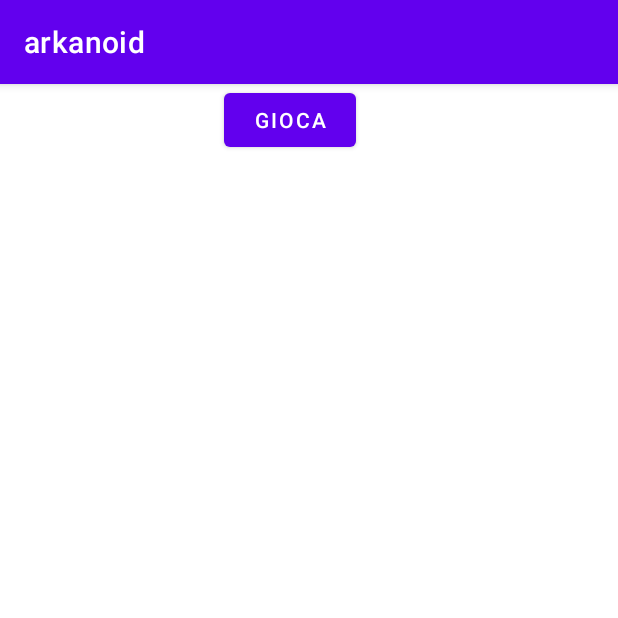
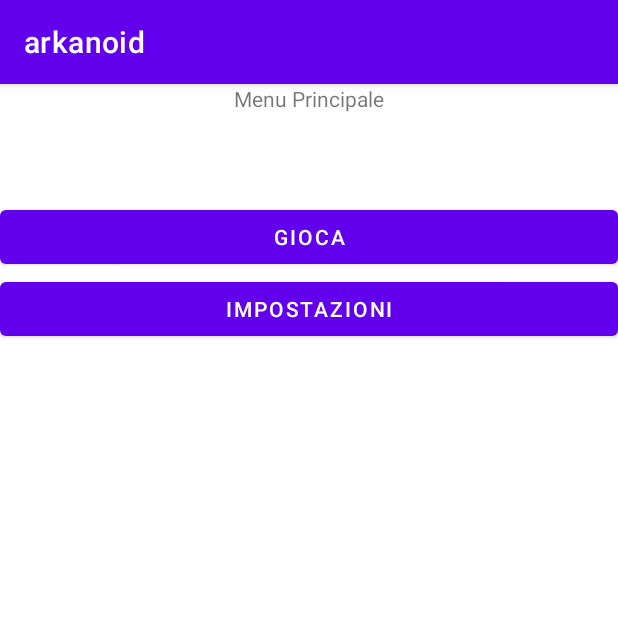
Before and after one commit to hAKIZOR/arkanoid, an Android app: the screen it shows after launch (MenuActivity), on a phone screen of 412 x 824 dp, the top half of it. Run offline under Robolectric (Android 15) with nearby library versions, the phone set to English and light mode, and no system bars.

Commit message:
- Fix collisione Paddle e palla; - Aggiunto supporto MULTILINGUA; - Fix doppio click su bottone; - Aggiunto "button_settings" da implementare;

```diff
--- a/app/src/main/java/com/example/arkanoid/Game.java
+++ b/app/src/main/java/com/example/arkanoid/Game.java
@@ -5,6 +5,7 @@ import android.hardware.Sensor;
 import android.hardware.SensorEvent;
 import android.hardware.SensorEventListener;
 import android.hardware.SensorManager;
+import android.util.Log;
 import android.view.MotionEvent;
 import android.view.View;
 import java.util.ArrayList;
@@ -99,8 +100,9 @@ public class Game extends View implements SensorEventListener, View.OnTouchListe
             ball.changeDirection("left");
         } else if (ball.getY() + ball.getySpeed() <= 150) {
             ball.changeDirection("up");
-        } else if (ball.getY() + ball.getySpeed() >= sizeY - 200) {
-            if(ball.getX() < paddle.getX() + 200 && ball.getX() > paddle.getX()){
+        } else if (ball.getY()+ 45 + ball.getySpeed() >= sizeY - 200) {
+            if((ball.getX() < paddle.getX() + 200 && ball.getX() > paddle.getX())||(ball.getX()+48 < paddle.getX() + 200 && ball.getX()+48 > paddle.getX())){
+                Log.e("pos",""+ball.getY()+"");
                 ball.changeDirection("down");
             } else {checkLives();}
 
--- a/app/src/main/java/com/example/arkanoid/GameViewLandscape.java
+++ b/app/src/main/java/com/example/arkanoid/GameViewLandscape.java
@@ -62,7 +62,7 @@ public class GameViewLandscape extends Game{
 
     // impostare lo sfondo
     private void setBackground(Context context) {
-        background = Bitmap.createBitmap(BitmapFactory.decodeResource(this.getResources(), R.drawable.sfondo));
+        background = Bitmap.createBitmap(BitmapFactory.decodeResource(this.getResources(), R.drawable.background_score));
         WindowManager wm = (WindowManager) context.getSystemService(Context.WINDOW_SERVICE);
         display = wm.getDefaultDisplay();
         size = new Point();
--- a/app/src/main/java/com/example/arkanoid/GameViewPortrait.java
+++ b/app/src/main/java/com/example/arkanoid/GameViewPortrait.java
@@ -63,7 +63,7 @@ public class GameViewPortrait extends Game{
 
     // impostare lo sfondo
     private void setBackground(Context context) {
-        background = Bitmap.createBitmap(BitmapFactory.decodeResource(this.getResources(), R.drawable.sfondo));
+        background = Bitmap.createBitmap(BitmapFactory.decodeResource(this.getResources(), R.drawable.background_score));
         WindowManager wm = (WindowManager) context.getSystemService(Context.WINDOW_SERVICE);
         display = wm.getDefaultDisplay();
         size = new Point();
--- a/app/src/main/java/com/example/arkanoid/MenuActivity.java
+++ b/app/src/main/java/com/example/arkanoid/MenuActivity.java
@@ -1,13 +1,7 @@
 package com.example.arkanoid;
 
-import android.annotation.SuppressLint;
 import android.content.Intent;
-import android.content.pm.ActivityInfo;
-import android.content.pm.ConfigurationInfo;
-import android.content.res.Configuration;
 import android.os.Bundle;
-import android.os.Handler;
-import android.os.Message;
 import android.util.Log;
 import android.view.View;
 import android.widget.Button;
@@ -16,37 +10,27 @@ import androidx.appcompat.app.AppCompatActivity;
 
 public class MenuActivity extends AppCompatActivity {
     public static final String TAG = "MenuActivity = ";
+
     @Override
     protected void onCreate(Bundle savedInstanceState) {
         super.onCreate(savedInstanceState);
         setContentView(R.layout.activity_menu);
-    }
 
-    protected void onPause() {
-        super.onPause();
+        Button button = (Button) findViewById(R.id.button_gioca);
+
+
+        button.setOnClickListener(new View.OnClickListener() {
+            @Override
+            public void onClick(View v) {
+                Intent myIntent = new Intent(MenuActivity.this, MainActivity.class);
+                MenuActivity.this.startActivity(myIntent);
+            }
+        });
 
     }
 
-    protected void onResume() {
-        super.onResume();
+    protected void onPause() { super.onPause(); }
 
-    }
-    public void moveToGame(View view) {
-        final Button launchButton = findViewById(R.id.button_gioca);
-
-        launchButton.setOnClickListener(new Button.OnClickListener() {
-            @Override
-            public void onClick(View v) {
-                try {
-                    Intent intent = new Intent(getApplicationContext(), MainActivity.class);
-                    startActivity(intent);
-                } catch (Exception e) {
-                    Log.e(TAG, e.toString());
-                }
-            }
-        });
-
-
-    }
+    protected void onResume() { super.onResume(); }
 
 }
--- a/app/src/main/res/layout/activity_menu.xml
+++ b/app/src/main/res/layout/activity_menu.xml
@@ -6,25 +6,29 @@
     android:layout_width="match_parent"
     android:layout_height="match_parent">
 
+    <LinearLayout
+        android:layout_width="match_parent"
+        android:layout_height="match_parent"
+        android:orientation="vertical">
+
         <TextView
             android:id="@+id/textView_menu"
-        android:layout_width="112dp"
+            android:layout_width="match_parent"
             android:layout_height="30dp"
             android:layout_marginBottom="48dp"
-        android:text="Menu Principale"
-        app:layout_constraintBottom_toTopOf="@+id/button_gioca"
-        app:layout_constraintEnd_toEndOf="parent"
-        app:layout_constraintHorizontal_bias="0.444"
-        app:layout_constraintStart_toStartOf="parent" />
+            android:text="@string/menu_principale"
+            android:textAlignment="center" />
 
         <Button
             android:id="@+id/button_gioca"
-        android:layout_width="wrap_content"
+            android:layout_width="match_parent"
             android:layout_height="wrap_content"
-        android:onClick="moveToGame"
-        android:text="Gioca"
-        app:layout_constraintEnd_toEndOf="parent"
-        app:layout_constraintHorizontal_bias="0.461"
-        app:layout_constraintStart_toStartOf="parent"
-        tools:layout_editor_absoluteY="319dp" />
+            android:text="@string/gioca" />
+
+        <Button
+            android:id="@+id/button_settings"
+            android:layout_width="match_parent"
+            android:layout_height="wrap_content"
+            android:text="@string/impostazioni" />
+    </LinearLayout>
 </androidx.constraintlayout.widget.ConstraintLayout>
--- a/app/src/main/res/values/strings.xml
+++ b/app/src/main/res/values/strings.xml
@@ -1,3 +1,6 @@
 <resources>
-    <string name="app_name">arkanoid</string>
+    <string name="app_name" translatable="false">arkanoid</string>
+    <string name="menu_principale">Menu Principale</string>
+    <string name="gioca">Gioca</string>
+    <string name="impostazioni">Impostazioni</string>
 </resources>
```
Also changed, not shown: 2 other files. Lines whose indentation alone changed are shown as unchanged.
